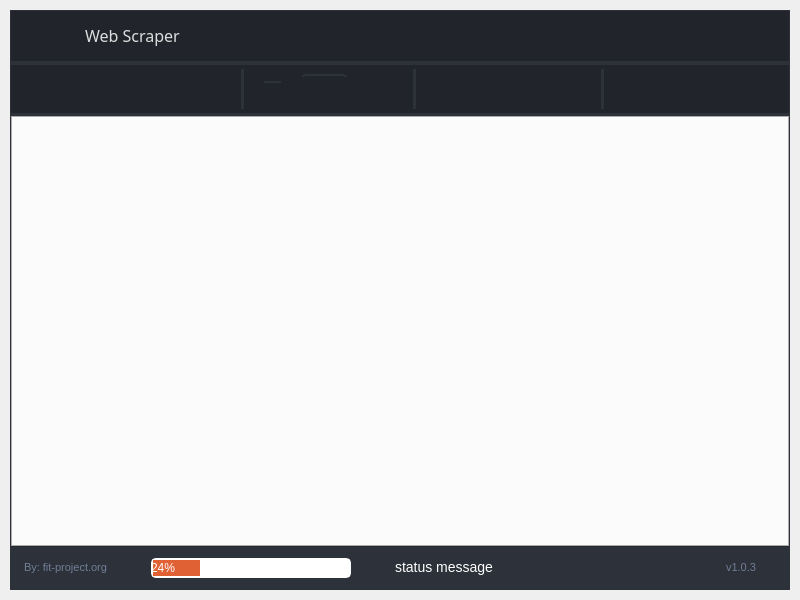
The window that ui/web/web.ui (fit-project/fit) describes before a commit, drawn with Qt 5.
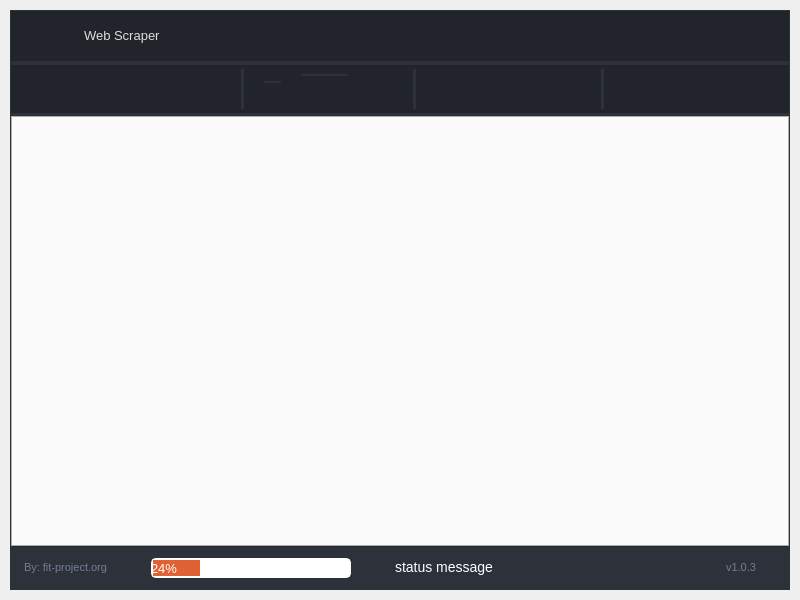
The same window after the commit. Icons and pictures are not drawn.

```diff
--- a/ui/web/web.ui
+++ b/ui/web/web.ui
@@ -61,32 +61,15 @@
    <string>FIT Mail Scaper</string>
   </property>
   <widget class="QWidget" name="styleSheet">
-   <property name="font">
-    <font>
-     <family>Segoe UI</family>
-     <pointsize>12</pointsize>
-     <weight>50</weight>
-     <italic>false</italic>
-     <bold>false</bold>
-    </font>
-   </property>
    <property name="styleSheet">
     <string notr="true">
 
-/* /////////////////////////////////////////////////////////////////////////////////////////////////
-
-SET APP STYLESHEET - FULL STYLES HERE
-DARK THEME - DRACULA COLOR BASED
-
-///////////////////////////////////////////////////////////////////////////////////////////////// */
-
 QWidget{
 	color: rgb(221, 221, 221);
-	font: 12pt &quot;Segoe UI&quot;;
+	font: 13px;
 }
 
-/* /////////////////////////////////////////////////////////////////////////////////////////////////
-Tooltip */
+/* Tooltip */
 QToolTip {
 	color: #e06133;
 	background-color: rgba(33, 37, 43, 180);
@@ -101,194 +84,35 @@
 	margin: 0px;
 }
 
-/* /////////////////////////////////////////////////////////////////////////////////////////////////
-Bg App */
-#bgApp {	
+/* Bg App*/
+#bg_app {	
 	background-color: rgb(40, 44, 52);
 	border: 1px solid rgb(44, 49, 58);
 }
 
+/* Title Menu */
+#title_right_info { font: 13px; }
+#title_right_info { padding-left: 10px; }
 
-#NavigationToolBar {background: rgb(30, 30, 30)}
-
-#titleLeftApp { font: 63 12pt &quot;Segoe UI Semibold&quot;; }
-#titleLeftDescription { font: 8pt &quot;Segoe UI&quot;; color: rgb(189, 147, 249); }
-#titleRightInfo { font: 63 12pt &quot;Segoe UI Semibold&quot;; padding-left: 10px; }
-
-/* Btn Close */
-#extraCloseColumnBtn { background-color: rgba(255, 255, 255, 0); border: none;  border-radius: 5px; }
-#extraCloseColumnBtn:hover { background-color: rgb(196, 161, 249); border-style: solid; border-radius: 4px; }
-#extraCloseColumnBtn:pressed { background-color: rgb(180, 141, 238); border-style: solid; border-radius: 4px; }
-
-/* /////////////////////////////////////////////////////////////////////////////////////////////////
-Content App */
-#contentTopBg{	
+/* Content App */
+#content_top_bg{	
 	background-color: rgb(33, 37, 43);
 }
-#contentBottom{
+#content_bottom{
 	border-top: 3px solid rgb(44, 49, 58);
 }
 
 /* Top Buttons */
-#rightButtons .QPushButton { background-color: rgba(255, 255, 255, 0); border: none;  border-radius: 5px; }
-#rightButtons .QPushButton:hover { background-color: rgb(44, 49, 57); border-style: solid; border-radius: 4px; }
-#rightButtons .QPushButton:pressed { background-color: rgb(23, 26, 30); border-style: solid; border-radius: 4px; }
-
-
-/* Theme Settings */
-#extraRightBox { background-color: rgb(44, 49, 58); }
-#themeSettingsTopDetail { background-color: rgb(189, 147, 249); }
+#right_buttons_container .QPushButton { background-color: rgba(255, 255, 255, 0); border: none;  border-radius: 5px; }
+#right_buttons_container .QPushButton:hover { background-color: rgb(44, 49, 57); border-style: solid; border-radius: 4px; }
+#right_buttons_container .QPushButton:pressed { background-color: rgb(23, 26, 30); border-style: solid; border-radius: 4px; }
 
 /* Bottom Bar */
-#bottomBar { background-color: rgb(44, 49, 58); }
-#bottomBar QLabel { font-size: 11px; color: rgb(113, 126, 149); padding-left: 10px; padding-right: 10px; padding-bottom: 2px; }
+#bottom_bar { background-color: rgb(44, 49, 58); }
+#bottom_bar QLabel { font-size: 11px; color: rgb(113, 126, 149); padding-left: 10px; padding-right: 10px; padding-bottom: 2px; }
 
-/* CONTENT SETTINGS */
-/* MENUS */
-#contentSettings .QPushButton {	
-	background-position: left center;
-    background-repeat: no-repeat;
-	border: none;
-	border-left: 22px solid transparent;
-	background-color:transparent;
-	text-align: left;
-	padding-left: 44px;
-}
-#contentSettings .QPushButton:hover {
-	background-color: rgb(40, 44, 52);
-}
-#contentSettings .QPushButton:pressed {	
-	background-color: rgb(189, 147, 249);
-	color: rgb(255, 255, 255);
-}
 
-#content .QLabel:disabled {color: rgba(255, 255, 255, 10%) }
-#content .QDateEdit:disabled {color: rgba(255, 255, 255, 10%) }
-#content .QLineEdit:disabled {color: rgba(255, 255, 255, 10%) }
-
-#content .QPushButton:disabled {background-color: rgb(52, 59, 72); color: rgba(255, 255, 255, 10%) }
-#content .QPushButton:hover { background-color: rgb(44, 49, 57);}
-#content .QPushButton:pressed { background-color: rgb(44, 49, 57);}
-#content .QPushButton {background-color: rgb(52, 59, 72); }
-
-#content .QDateEdit {
-	border-radius: 5px;
-	border: 2px solid rgb(33, 37, 43);
-	padding-left: 10px;
-}
-
-#content .QDateEdit:hover {
-	border: 2px solid rgb(64, 71, 88);
-}
-#content .QDateEdit:focus {
-	border: 2px solid rgb(91, 101, 124);
-}
-
-#content .QDateEdit::up-button, QDateEdit::down-button {
-    border: none;
-    padding-right: 5px;
-}
-
-QDateEdit::up-button {
-    subcontrol-position: top right;
-}
-
-QDateEdit::down-button {
-    subcontrol-position: bottom right;
-}
-
-/* now, the magic begins */
-
-#content .QDateEdit::up-arrow, QDateEdit::down-arrow {
-    /* a default color for the &quot;border&quot; (aka, the arrow) */
-    border: 5px solid white;
-
-    /* right and left borders will be transparent */
-    border-left-color: rgba(255, 255, 255, 0);
-    border-right-color: rgba(255, 255, 255, 0);
-
-    /* basic &quot;null&quot; size as above */
-    width: 0;
-    height: 0;
-}
-
-/* set up the up arrow states */
-
-#content .QDateEdit::up-arrow {
-    /*
-        we want to show the &quot;down border&quot; alone, so we make the 
-        opposite one (the top) invisible and **empty**
-    */
-    border-top: none;
-}
-
-#content .QDateEdit::up-arrow:hover {
-    border-bottom-color: rgb(57, 65, 80);
-}
-
-#content .QDateEdit::up-arrow:pressed {
-    border-bottom-color: white;
-}
-
-#content .QDateEdit::up-arrow:disabled, QDateEdit::up-arrow:off {
-    /*
-        use the &quot;mid&quot; color role as a disabled/invalid arrow
-        state; since this rule is stated *after*, it will take
-        precedence in case it matches;
-    */
-    border-bottom-color: rgb(52, 59, 72);
-}
-
-/*
-    set up the down arrow states, similarly to the above, but
-    using the opposite border when relevant.
-*/
-
-#content .QDateEdit::down-arrow {
-    border-bottom: none;
-}
-
-#content .QDateEdit::down-arrow:hover {
-    border-bottom-color: rgb(57, 65, 80);
-}
-
-#content .QDateEdit::down-arrow:pressed {
-    border-top-color: white;
-}
-
-#content .QDateEdit::down-arrow:disabled, QDateEdit::down-arrow:off {
-    border-top-color: rgb(52, 59, 72);
-}
-
-/* /////////////////////////////////////////////////////////////////////////////////////////////////
-LineEdit */
-QLineEdit {
-	background-color: rgb(33, 37, 43);
-	border-radius: 5px;
-	border: 2px solid rgb(33, 37, 43);
-	padding-left: 10px;
-	selection-color: rgb(255, 255, 255);
-	selection-background-color: rgb(255, 121, 198);
-}
-QLineEdit:hover {
-	border: 2px solid rgb(64, 71, 88);
-}
-QLineEdit:focus {
-	border: 2px solid rgb(91, 101, 124);
-}
-
-/* /////////////////////////////////////////////////////////////////////////////////////////////////
-QDateEdit */
-QDateEdit
-{
-	background-color: rgb(33, 37, 43);
-	border-radius: 5px;
-	border: 2px solid rgb(33, 37, 43);
-	padding-left: 10px;
-}
-
-/* /////////////////////////////////////////////////////////////////////////////////////////////////
-ScrollBars */
+/* ScrollBars */
 QScrollBar:horizontal {
     border: none;
     background: rgb(52, 59, 72);
@@ -319,12 +143,10 @@
     subcontrol-position: left;
     subcontrol-origin: margin;
 }
-QScrollBar::up-arrow:horizontal, QScrollBar::down-arrow:horizontal
-{
+QScrollBar::up-arrow:horizontal, QScrollBar::down-arrow:horizontal{
      background: none;
 }
-QScrollBar::add-page:horizontal, QScrollBar::sub-page:horizontal
-{
+QScrollBar::add-page:horizontal, QScrollBar::sub-page:horizontal{
      background: none;
 }
  QScrollBar:vertical {
@@ -364,168 +186,7 @@
  QScrollBar::add-page:vertical, QScrollBar::sub-page:vertical {
      background: none;
  }
-
-/* /////////////////////////////////////////////////////////////////////////////////////////////////
-CheckBox */
-QTreeView::indicator {
-    border: 3px solid rgb(52, 59, 72);
-	width: 15px;
-	height: 15px;
-	border-radius: 10px;
-    background: rgb(44, 49, 60);
-    margin:5px 3px 5px 3px;
-}
-QTreeView::indicator:hover {
-    border: 3px solid rgb(58, 66, 81);
-}
-QTreeView::indicator:checked {
-    background: 3px solid rgb(52, 59, 72);
-	border: 3px solid rgb(52, 59, 72);	
-	background-image: url(:/icons/cil-check-alt.png);
-}
-
-QTreeView::item{
-    padding-bottom: 2px;
-}
-
-/* /////////////////////////////////////////////////////////////////////////////////////////////////
-RadioButton */
-QRadioButton::indicator {
-    border: 3px solid rgb(52, 59, 72);
-	width: 15px;
-	height: 15px;
-	border-radius: 10px;
-    background: rgb(44, 49, 60);
-}
-QRadioButton::indicator:hover {
-    border: 3px solid rgb(58, 66, 81);
-}
-QRadioButton::indicator:checked {
-    background: 3px solid rgb(94, 106, 130);
-	border: 3px solid rgb(52, 59, 72);	
-}
-
-/* /////////////////////////////////////////////////////////////////////////////////////////////////
-ComboBox */
-QComboBox{
-	background-color: rgb(33, 37, 43);
-	border-radius: 5px;
-	border: 2px solid rgb(33, 37, 43);
-    padding-bottom: 5px;
-    padding-top: 5px;
-    padding-left: 10px;
-
-}
-QComboBox:hover{
-	border: 2px solid rgb(64, 71, 88);
-}
-QComboBox::drop-down {
-	subcontrol-origin: padding;
-	subcontrol-position: top right;
-	width: 25px; 
-	border-left-width: 3px;
-	border-left-color: rgba(39, 44, 54, 150);
-	border-left-style: solid;
-	border-top-right-radius: 3px;
-	border-bottom-right-radius: 3px;	
-	background-image: url(:/icons/cil-arrow-bottom.png);
-	background-position: center;
-	background-repeat: no-reperat;
- }
-
-QComboBox:!editable{
-    selection-background-color: rgb(33, 37, 43);
-}
-
-QComboBox QAbstractItemView {
-    border: none;
-	background-color: rgb(0, 0, 0);
-     padding:10px;
-	selection-background-color: rgb(33, 37, 43);
-}
-
-/* /////////////////////////////////////////////////////////////////////////////////////////////////
-Sliders */
-QSlider::groove:horizontal {
-    border-radius: 5px;
-    height: 10px;
-	margin: 0px;
-	background-color: rgb(52, 59, 72);
-}
-QSlider::groove:horizontal:hover {
-	background-color: rgb(55, 62, 76);
-}
-QSlider::handle:horizontal {
-    background-color: rgb(189, 147, 249);
-    border: none;
-    height: 10px;
-    width: 10px;
-    margin: 0px;
-	border-radius: 5px;
-}
-QSlider::handle:horizontal:hover {
-    background-color: rgb(195, 155, 255);
-}
-QSlider::handle:horizontal:pressed {
-    background-color: rgb(255, 121, 198);
-}
-
-QSlider::groove:vertical {
-    border-radius: 5px;
-    width: 10px;
-    margin: 0px;
-	background-color: rgb(52, 59, 72);
-}
-QSlider::groove:vertical:hover {
-	background-color: rgb(55, 62, 76);
-}
-QSlider::handle:vertical {
-    background-color: rgb(189, 147, 249);
-	border: none;
-    height: 10px;
-    width: 10px;
-    margin: 0px;
-	border-radius: 5px;
-}
-QSlider::handle:vertical:hover {
-    background-color: rgb(195, 155, 255);
-}
-QSlider::handle:vertical:pressed {
-    background-color: rgb(255, 121, 198);
-}
-
-/* /////////////////////////////////////////////////////////////////////////////////////////////////
-CommandLinkButton */
-QCommandLinkButton {	
-	color: rgb(255, 121, 198);
-	border-radius: 5px;
-	padding: 5px;
-	color: rgb(255, 170, 255);
-}
-QCommandLinkButton:hover {	
-	color: rgb(255, 170, 255);
-	background-color: rgb(44, 49, 60);
-}
-QCommandLinkButton:pressed {	
-	color: rgb(189, 147, 249);
-	background-color: rgb(52, 58, 71);
-}
-
-/* /////////////////////////////////////////////////////////////////////////////////////////////////
-Button */
-#pagesContainer QPushButton {
-	border: 2px solid rgb(52, 59, 72);
-	border-radius: 5px;	
-	background-color: rgb(52, 59, 72);
-}
-#pagesContainer QPushButton:hover {
-	background-color: rgb(57, 65, 80);
-	border: 2px solid rgb(61, 70, 86);
-}
-#pagesContainer QPushButton:pressed {	
-	background-color: rgb(35, 40, 49);
-	border: 2px solid rgb(43, 50, 61);
-}</string>
+</string>
    </property>
    <layout class="QVBoxLayout" name="appMargins">
     <property name="spacing">
@@ -544,7 +205,7 @@
      <number>10</number>
     </property>
     <item>
-     <widget class="QFrame" name="bgApp">
+     <widget class="QFrame" name="bg_app">
       <property name="styleSheet">
        <string notr="true"/>
       </property>
@@ -571,7 +232,7 @@
         <number>0</number>
        </property>
        <item>
-        <widget class="QFrame" name="contentBox">
+        <widget class="QFrame" name="content_box">
          <property name="frameShape">
           <enum>QFrame::NoFrame</enum>
          </property>
@@ -595,7 +256,7 @@
            <number>0</number>
           </property>
           <item>
-           <widget class="QFrame" name="contentTopBg">
+           <widget class="QFrame" name="content_top_bg">
             <property name="minimumSize">
              <size>
               <width>0</width>
@@ -631,7 +292,7 @@
               <number>0</number>
              </property>
              <item>
-              <widget class="QFrame" name="topBarLeftBox">
+              <widget class="QFrame" name="left_box">
                <property name="sizePolicy">
                 <sizepolicy hsizetype="Expanding" vsizetype="Preferred">
                  <horstretch>0</horstretch>
@@ -661,7 +322,7 @@
                  <number>0</number>
                 </property>
                 <item>
-                 <widget class="QFrame" name="logoContainer">
+                 <widget class="QFrame" name="logo_container">
                   <property name="minimumSize">
                    <size>
                     <width>60</width>
@@ -688,7 +349,7 @@
                     <number>0</number>
                    </property>
                    <item>
-                    <widget class="QLabel" name="topLogo">
+                    <widget class="QLabel" name="top_logo">
                      <property name="minimumSize">
                       <size>
                        <width>42</width>
@@ -713,7 +374,7 @@
                  </widget>
                 </item>
                 <item>
-                 <widget class="QLabel" name="titleRightInfo">
+                 <widget class="QLabel" name="title_right_info">
                   <property name="sizePolicy">
                    <sizepolicy hsizetype="Preferred" vsizetype="Expanding">
                     <horstretch>0</horstretch>
@@ -726,15 +387,6 @@
                     <height>45</height>
                    </size>
                   </property>
-                  <property name="font">
-                   <font>
-                    <family>Segoe UI Semibold</family>
-                    <pointsize>12</pointsize>
-                    <weight>7</weight>
-                    <italic>false</italic>
-                    <bold>false</bold>
-                   </font>
-                  </property>
                   <property name="text">
                    <string>Web Scraper</string>
                   </property>
@@ -747,7 +399,7 @@
               </widget>
              </item>
              <item alignment="Qt::AlignRight">
-              <widget class="QFrame" name="rightButtons">
+              <widget class="QFrame" name="right_buttons_container">
                <property name="minimumSize">
                 <size>
                  <width>0</width>
@@ -780,7 +432,7 @@
                  <number>0</number>
                 </property>
                 <item>
-                 <widget class="QPushButton" name="caseButton">
+                 <widget class="QPushButton" name="case_button">
                   <property name="minimumSize">
                    <size>
                     <width>28</width>
@@ -809,7 +461,7 @@
                  </widget>
                 </item>
                 <item>
-                 <widget class="QPushButton" name="settingsTopButton">
+                 <widget class="QPushButton" name="configuration_button">
                   <property name="minimumSize">
                    <size>
                     <width>28</width>
@@ -844,7 +496,7 @@
                  </widget>
                 </item>
                 <item>
-                 <widget class="QPushButton" name="minimizeButton">
+                 <widget class="QPushButton" name="minimize_button">
                   <property name="minimumSize">
                    <size>
                     <width>28</width>
@@ -879,7 +531,7 @@
                  </widget>
                 </item>
                 <item>
-                 <widget class="QPushButton" name="closeButton">
+                 <widget class="QPushButton" name="close_button">
                   <property name="minimumSize">
                    <size>
                     <width>28</width>
@@ -920,7 +572,7 @@
            </widget>
           </item>
           <item>
-           <widget class="QFrame" name="contentToolBar">
+           <widget class="QFrame" name="content_tool_bar">
             <property name="enabled">
              <bool>true</bool>
             </property>
@@ -947,7 +599,7 @@
 background-color: rgb(33, 37, 43);
 </string>
             </property>
-            <layout class="QVBoxLayout" name="contentToolBarLayout">
+            <layout class="QVBoxLayout" name="content_tool_bar_layout">
              <property name="spacing">
               <number>0</number>
              </property>
@@ -967,7 +619,7 @@
               <number>0</number>
              </property>
              <item>
-              <widget class="QFrame" name="toolBarContainer">
+              <widget class="QFrame" name="toolbar_container">
                <property name="minimumSize">
                 <size>
                  <width>0</width>
@@ -982,13 +634,13 @@
                </property>
                <property name="styleSheet">
                 <string notr="true">QPushButton { background-color: rgba(255, 255, 255, 0); border: none;  border-radius: 5px; }
-QPushButton:hover { background-color: rgb(52, 59, 72); border-style: solid; border-radius: 4px; }
+QPushButton:hover { background-color: rgba(255, 255, 255, 0.5); border-style: solid; border-radius: 4px; }
 QPushButton:pressed { background-color: rgb(23, 26, 30); border-style: solid; border-radius: 4px; }</string>
                </property>
                <property name="lineWidth">
                 <number>0</number>
                </property>
-               <layout class="QHBoxLayout" name="toolBarContainerLayout">
+               <layout class="QHBoxLayout" name="tool_bar_container_layout">
                 <property name="spacing">
                  <number>0</number>
                 </property>
@@ -1005,7 +657,7 @@
                  <number>0</number>
                 </property>
                 <item>
-                 <layout class="QHBoxLayout" name="toolBarLeft">
+                 <layout class="QHBoxLayout" name="toolbar_left">
                   <property name="spacing">
                    <number>30</number>
                   </property>
@@ -1142,7 +794,7 @@
                  </layout>
                 </item>
                 <item>
-                 <layout class="QHBoxLayout" name="toolBarCenter">
+                 <layout class="QHBoxLayout" name="tool_bar_center">
                   <property name="spacing">
                    <number>20</number>
                   </property>
@@ -1150,7 +802,7 @@
                    <number>0</number>
                   </property>
                   <item>
-                   <widget class="Line" name="separatorUrlBarLeft">
+                   <widget class="Line" name="separator_url_bar_left">
                     <property name="minimumSize">
                      <size>
                       <width>0</width>
@@ -1251,7 +903,7 @@
                    </widget>
                   </item>
                   <item>
-                   <widget class="Line" name="separatorUrlBarRight">
+                   <widget class="Line" name="separator_url_bar_right">
                     <property name="minimumSize">
                      <size>
                       <width>0</width>
@@ -1281,7 +933,7 @@
                  </layout>
                 </item>
                 <item>
-                 <layout class="QHBoxLayout" name="toolBarRight">
+                 <layout class="QHBoxLayout" name="tool_bar_right">
                   <property name="spacing">
                    <number>30</number>
                   </property>
@@ -1394,7 +1046,7 @@
                    </widget>
                   </item>
                   <item>
-                   <widget class="Line" name="separatorScreenShot">
+                   <widget class="Line" name="separator_screen_shot">
                     <property name="minimumSize">
                      <size>
                       <width>0</width>
@@ -1529,7 +1181,7 @@
            </widget>
           </item>
           <item>
-           <widget class="QFrame" name="contentBottom">
+           <widget class="QFrame" name="content_bottom">
             <property name="maximumSize">
              <size>
               <width>16777215</width>
@@ -1658,7 +1310,7 @@
               </widget>
              </item>
              <item>
-              <widget class="QFrame" name="bottomBar">
+              <widget class="QFrame" name="bottom_bar">
                <property name="minimumSize">
                 <size>
                  <width>0</width>
@@ -1694,7 +1346,7 @@
                  <number>0</number>
                 </property>
                 <item>
-                 <widget class="QLabel" name="creditsLabel">
+                 <widget class="QLabel" name="credits_label">
                   <property name="maximumSize">
                    <size>
                     <width>120</width>
@@ -1710,7 +1362,7 @@
                  </widget>
                 </item>
                 <item>
-                 <spacer name="bottomBarLeftSpacer">
+                 <spacer name="bottom_bar_left_spacer">
                   <property name="orientation">
                    <enum>Qt::Horizontal</enum>
                   </property>
@@ -1759,7 +1411,7 @@
                  </widget>
                 </item>
                 <item>
-                 <spacer name="bottomBarCentralSpacer">
+                 <spacer name="bottom_bar_central_spacer">
                   <property name="orientation">
                    <enum>Qt::Horizontal</enum>
                   </property>
@@ -1792,7 +1444,7 @@
                  </widget>
                 </item>
                 <item>
-                 <spacer name="bottomBarRightSpacer">
+                 <spacer name="bottom_bar_right_spacer">
                   <property name="orientation">
                    <enum>Qt::Horizontal</enum>
                   </property>
```
